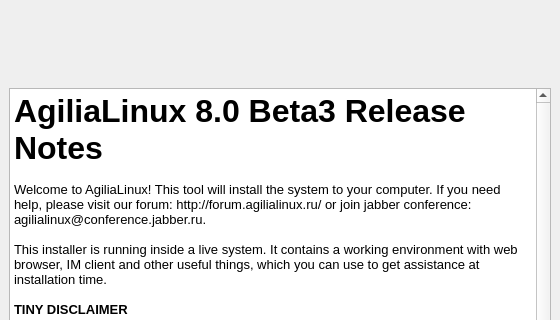
Before: the Qt Designer form guiinstaller/guisetup/mainwindow.ui in aix27249/mpkg, drawn with Qt 5; both pictures show x 0 to 560 and y 0 to 320 of the 560 by 472 pixel window.
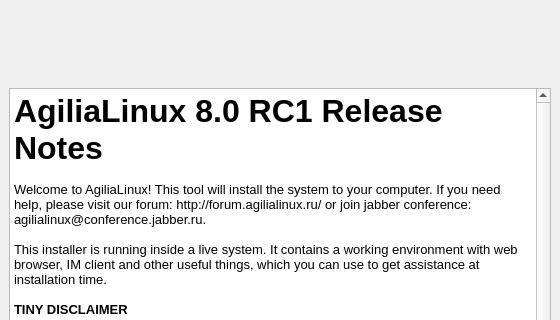
After: the same form once the commit is applied. The open tabs and pages were chosen to show the change. Icons and pictures are not drawn.

Patch:
```diff
--- a/guiinstaller/guisetup/mainwindow.ui
+++ b/guiinstaller/guisetup/mainwindow.ui
@@ -129,7 +129,7 @@
 &lt;html&gt;&lt;head&gt;&lt;meta name=&quot;qrichtext&quot; content=&quot;1&quot; /&gt;&lt;style type=&quot;text/css&quot;&gt;
 p, li { white-space: pre-wrap; }
 &lt;/style&gt;&lt;/head&gt;&lt;body style=&quot; font-family:'Ubuntu'; font-size:10pt; font-weight:400; font-style:normal;&quot;&gt;
-&lt;p style=&quot; margin-top:0px; margin-bottom:0px; margin-left:0px; margin-right:0px; -qt-block-indent:0; text-indent:0px;&quot;&gt;&lt;span style=&quot; font-family:'Droid Sans'; font-size:24pt; font-weight:600;&quot;&gt;AgiliaLinux 8.0 Beta3 Release Notes&lt;/span&gt;&lt;/p&gt;
+&lt;p style=&quot; margin-top:0px; margin-bottom:0px; margin-left:0px; margin-right:0px; -qt-block-indent:0; text-indent:0px;&quot;&gt;&lt;span style=&quot; font-family:'Droid Sans'; font-size:24pt; font-weight:600;&quot;&gt;AgiliaLinux 8.0 RC1 Release Notes&lt;/span&gt;&lt;/p&gt;
 &lt;p style=&quot;-qt-paragraph-type:empty; margin-top:0px; margin-bottom:0px; margin-left:0px; margin-right:0px; -qt-block-indent:0; text-indent:0px; font-family:'Droid Sans';&quot;&gt;&lt;/p&gt;
 &lt;p style=&quot; margin-top:0px; margin-bottom:0px; margin-left:0px; margin-right:0px; -qt-block-indent:0; text-indent:0px;&quot;&gt;&lt;span style=&quot; font-family:'Droid Sans';&quot;&gt;Welcome to AgiliaLinux! This tool will install the system to your computer. If you need help, please visit our forum: http://forum.agilialinux.ru/ or join jabber conference: agilialinux@conference.jabber.ru. &lt;/span&gt;&lt;/p&gt;
 &lt;p style=&quot;-qt-paragraph-type:empty; margin-top:0px; margin-bottom:0px; margin-left:0px; margin-right:0px; -qt-block-indent:0; text-indent:0px; font-family:'Droid Sans';&quot;&gt;&lt;/p&gt;
```
